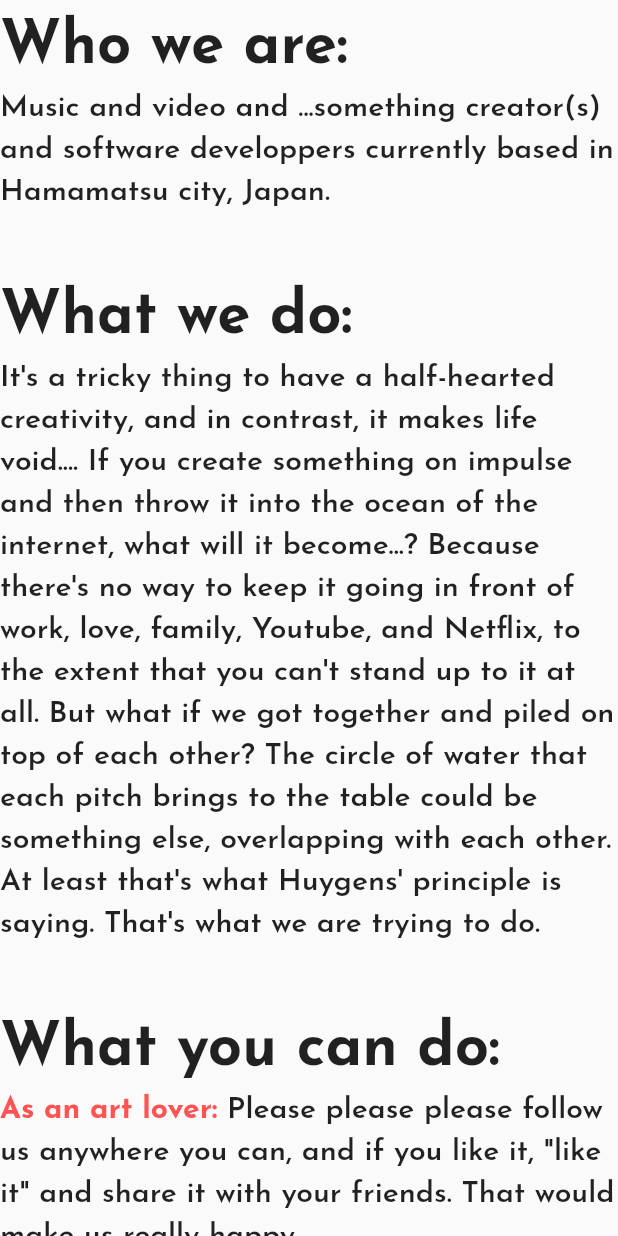
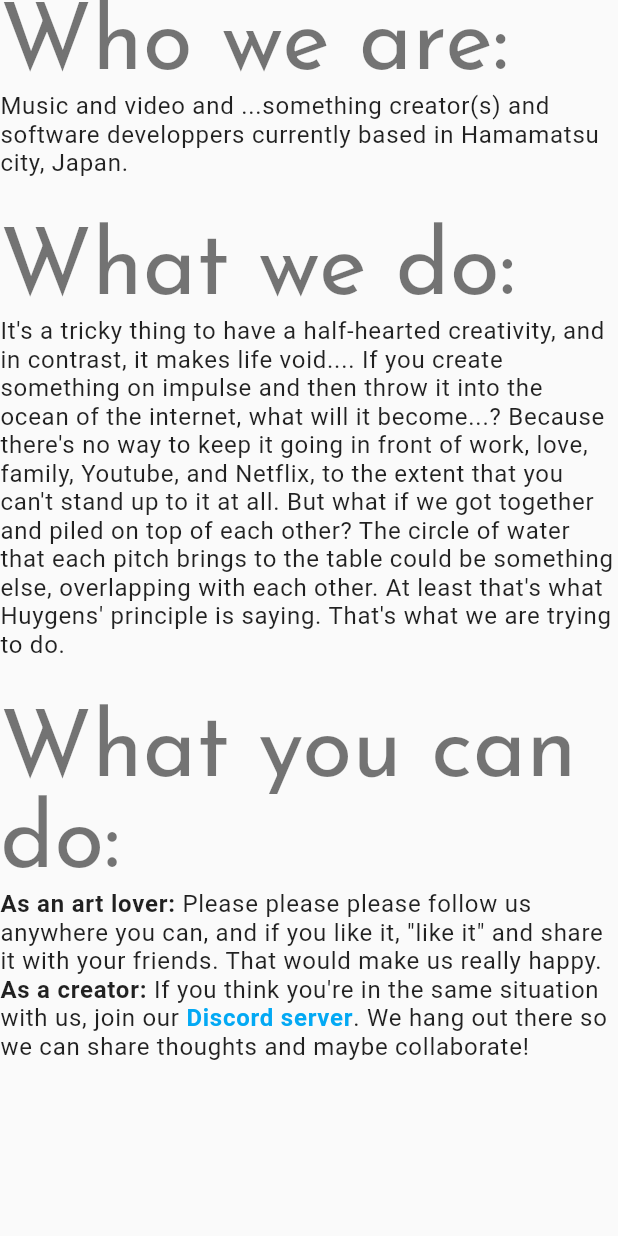
Before and after one commit to tabezo-ichikawa/tabezo-ichikawa.github.io.dev, a Flutter app: the AboutParagraph widget shown alone on an empty page, opened directly, on a phone screen of 412 x 824 dp. Run offline on Flutter 3.47's test engine with Material 2 defaults, Android fonts, the phone set to English and light mode, and no system bars; our stand-ins replace auto_size_text, google_fonts, material_design_icons_flutter, video_player.

Commit message:
organize textTheme acording to material design guideline

```diff
--- a/lib/config/paragraphs.dart
+++ b/lib/config/paragraphs.dart
@@ -4,17 +4,20 @@ import 'package:google_fonts/google_fonts.dart';
 import 'package:url_launcher/url_launcher.dart';
 
 class Paragraphs {
-  static TextSpan whoWeAre = TextSpan(
+  BuildContext curContext;
+  TextSpan whoWeAre, whatWeDo, whatYouCanDo;
+
+  Paragraphs(BuildContext context) {
+    // ignore: prefer_initializing_formals
+    curContext = context;
+    whoWeAre = TextSpan(
       text: 'Music and video and ...something creator(s) '
           'and software developpers '
           'currently based in Hamamatsu city, Japan.',
-    style: GoogleFonts.josefinSans(
-      fontWeight: FontWeight.w600,
-      fontSize: 20,
-    ),
+      style: Theme.of(context).textTheme.bodyText1,
     );
 
-  static TextSpan whatWeDo = TextSpan(
+    whatWeDo = TextSpan(
       text:
           "It's a tricky thing to have a half-hearted creativity, and in contrast, it makes life void.... "
           "If you create something on impulse and then throw it into the ocean of the internet, what will it become...? "
@@ -22,24 +25,18 @@ class Paragraphs {
           "But what if we got together and piled on top of each other? "
           "The circle of water that each pitch brings to the table could be something else, overlapping with each other. At least that's what Huygens' principle is saying. "
           "That's what we are trying to do.",
-    style: GoogleFonts.josefinSans(
-      fontWeight: FontWeight.w600,
-      fontSize: 20,
-    ),
+      style: Theme.of(context).textTheme.bodyText1,
     );
 
-  static TextSpan whatYouCanDo = TextSpan(
-    style: GoogleFonts.josefinSans(
-      fontWeight: FontWeight.w600,
-      fontSize: 20,
-    ),
+    whatYouCanDo = TextSpan(
+      style: Theme.of(context).textTheme.bodyText1,
       children: <TextSpan>[
         TextSpan(
           text: 'As an art lover: ',
-        style: GoogleFonts.josefinSans(
-          fontWeight: FontWeight.w700,
-          fontSize: 20,
-          color: Colors.redAccent,
+          style: Theme.of(context).textTheme.bodyText1.merge(
+                const TextStyle(
+                  fontWeight: FontWeight.bold,
+                ),
               ),
         ),
         TextSpan(
@@ -49,10 +46,10 @@ class Paragraphs {
         ),
         TextSpan(
           text: 'As a creator: ',
-        style: GoogleFonts.josefinSans(
-          fontWeight: FontWeight.w700,
-          fontSize: 20,
-          color: Colors.redAccent,
+          style: Theme.of(context).textTheme.bodyText1.merge(
+                const TextStyle(
+                  fontWeight: FontWeight.bold,
+                ),
               ),
         ),
         TextSpan(
@@ -60,10 +57,11 @@ class Paragraphs {
         ),
         TextSpan(
           text: 'Discord server',
-        style: GoogleFonts.josefinSans(
-          fontWeight: FontWeight.w700,
-          fontSize: 20,
+          style: Theme.of(context).textTheme.bodyText1.merge(
+                const TextStyle(
+                  fontWeight: FontWeight.bold,
                   color: Colors.lightBlue,
+                ),
               ),
           recognizer: TapGestureRecognizer()
             ..onTap = () async {
@@ -74,10 +72,11 @@ class Paragraphs {
               }
             },
         ),
-      TextSpan(
+        const TextSpan(
           text:
               ". We hang out there so we can share thoughts and maybe collaborate!\n\n\n",
         ),
       ],
     );
   }
+}
--- a/lib/widgets/about_paragraph.dart
+++ b/lib/widgets/about_paragraph.dart
@@ -5,57 +5,44 @@ import 'package:tabezo_web/config/paragraphs.dart';
 class AboutParagraph extends StatelessWidget {
   @override
   Widget build(BuildContext context) {
-    final _textStyle = DefaultTextStyle.of(context).style;
+    final myTextTheme = Theme.of(context).textTheme;
+    final myParagraphs = Paragraphs(context);
 
     return Container(
       //
       child: RichText(
         text: TextSpan(
-          style: _textStyle.merge(
-            const TextStyle(
-              height: 1.4,
-            ),
-          ),
           children: <TextSpan>[
             TextSpan(
               text: 'Who we are:',
-              style: GoogleFonts.josefinSans(
-                fontWeight: FontWeight.bold,
-                fontSize: 40,
-              ),
+              style: myTextTheme.headline3,
             ),
             const TextSpan(
               text: "\n",
             ),
-            Paragraphs.whoWeAre,
+            myParagraphs.whoWeAre,
             const TextSpan(
               text: "\n\n\n",
             ),
             TextSpan(
               text: 'What we do:',
-              style: GoogleFonts.josefinSans(
-                fontWeight: FontWeight.bold,
-                fontSize: 40,
-              ),
+              style: myTextTheme.headline3,
             ),
             const TextSpan(
               text: "\n",
             ),
-            Paragraphs.whatWeDo,
+            myParagraphs.whatWeDo,
             const TextSpan(
               text: "\n\n\n",
             ),
             TextSpan(
               text: 'What you can do:',
-              style: GoogleFonts.josefinSans(
-                fontWeight: FontWeight.bold,
-                fontSize: 40,
-              ),
+              style: myTextTheme.headline3,
             ),
             const TextSpan(
               text: "\n",
             ),
-            Paragraphs.whatYouCanDo,
+            myParagraphs.whatYouCanDo,
             const TextSpan(
               text: "\n",
             ),
```
Also changed, not shown: lib/main.dart (+29 -0 lines), 3 other files. Lines whose indentation alone changed are shown as unchanged.
